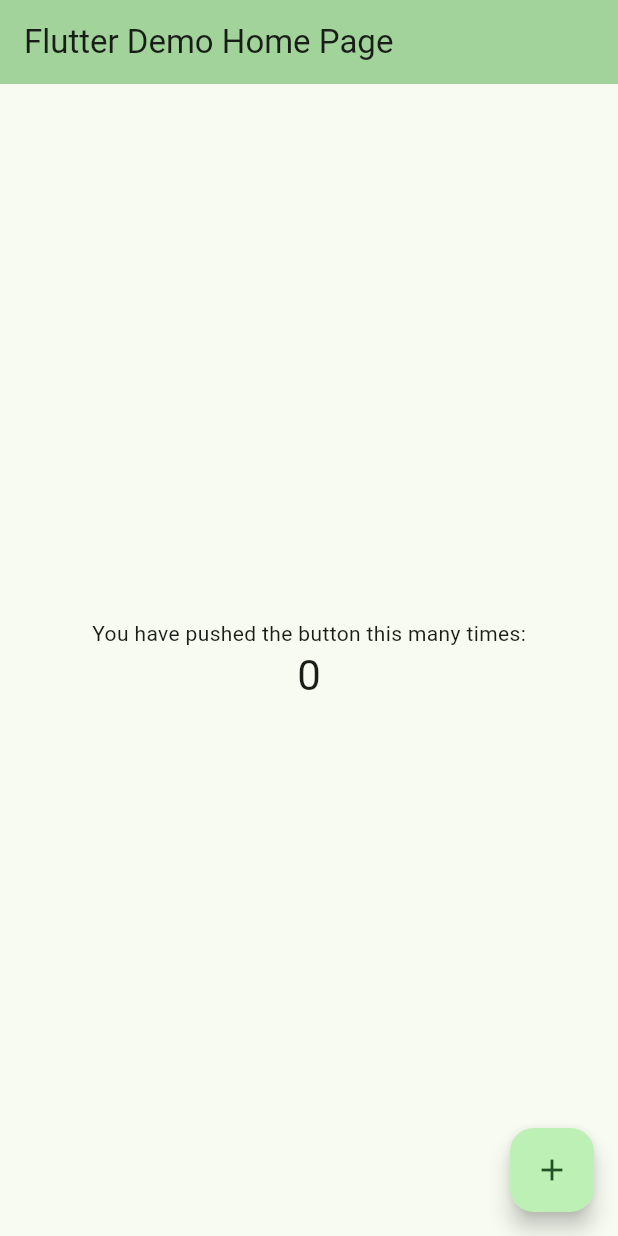
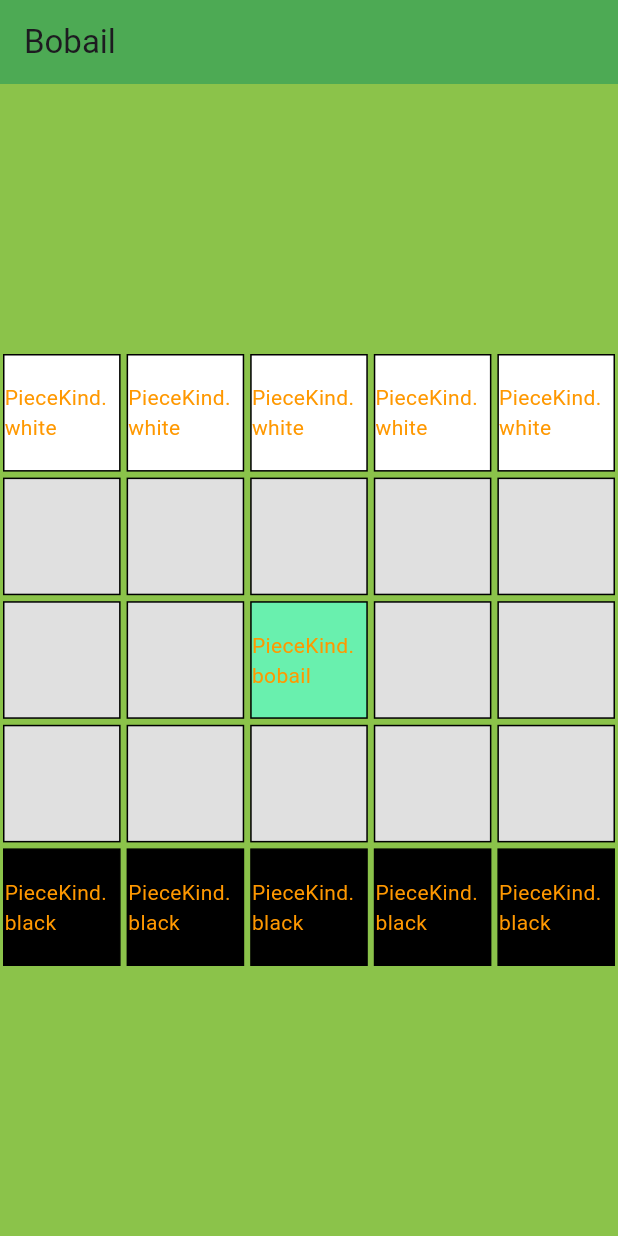
Before and after one commit to francurti/bobail_game, a Flutter app: the screen it shows after launch, on a phone screen of 412 x 824 dp. Run offline on Flutter 3.47's test engine with Material 3 defaults, Android fonts, the phone set to English and light mode, and no system bars.

Commit message:
ui interface first concept

```diff
--- a/lib/main.dart
+++ b/lib/main.dart
@@ -1,122 +1,26 @@
+import 'package:bobail_mobile/ui_interface/board.dart';
 import 'package:flutter/material.dart';
 
 void main() {
-  runApp(const MyApp());
+  runApp(const BobailApp());
 }
 
-class MyApp extends StatelessWidget {
-  const MyApp({super.key});
+class BobailApp extends StatelessWidget {
+  const BobailApp({super.key});
 
-  // This widget is the root of your application.
   @override
   Widget build(BuildContext context) {
     return MaterialApp(
-      title: 'Flutter Demo',
-      theme: ThemeData(
-        // This is the theme of your application.
-        //
-        // TRY THIS: Try running your application with "flutter run". You'll see
-        // the application has a purple toolbar. Then, without quitting the app,
-        // try changing the seedColor in the colorScheme below to Colors.green
-        // and then invoke "hot reload" (save your changes or press the "hot
-        // reload" button in a Flutter-supported IDE, or press "r" if you used
-        // the command line to start the app).
-        //
-        // Notice that the counter didn't reset back to zero; the application
-        // state is not lost during the reload. To reset the state, use hot
-        // restart instead.
-        //
-        // This works for code too, not just values: Most code changes can be
-        // tested with just a hot reload.
-        colorScheme: ColorScheme.fromSeed(seedColor: Colors.green),
+      title: 'Bobail game',
+      home: Scaffold(
+        appBar: AppBar(
+          title: const Text('Bobail'),
+          elevation: 1,
+          backgroundColor: Colors.green,
+        ),
+        body: const Center(child: Board()),
+        backgroundColor: Colors.lightGreen,
       ),
-      home: const MyHomePage(title: 'Flutter Demo Home Page'),
     );
   }
 }
-
-class MyHomePage extends StatefulWidget {
-  const MyHomePage({super.key, required this.title});
-
-  // This widget is the home page of your application. It is stateful, meaning
-  // that it has a State object (defined below) that contains fields that affect
-  // how it looks.
-
-  // This class is the configuration for the state. It holds the values (in this
-  // case the title) provided by the parent (in this case the App widget) and
-  // used by the build method of the State. Fields in a Widget subclass are
-  // always marked "final".
-
-  final String title;
-
-  @override
-  State<MyHomePage> createState() => _MyHomePageState();
-}
-
-class _MyHomePageState extends State<MyHomePage> {
-  int _counter = 0;
-
-  void _incrementCounter() {
-    setState(() {
-      // This call to setState tells the Flutter framework that something has
-      // changed in this State, which causes it to rerun the build method below
-      // so that the display can reflect the updated values. If we changed
-      // _counter without calling setState(), then the build method would not be
-      // called again, and so nothing would appear to happen.
-      _counter++;
-    });
-  }
-
-  @override
-  Widget build(BuildContext context) {
-    // This method is rerun every time setState is called, for instance as done
-    // by the _incrementCounter method above.
-    //
-    // The Flutter framework has been optimized to make rerunning build methods
-    // fast, so that you can just rebuild anything that needs updating rather
-    // than having to individually change instances of widgets.
-    return Scaffold(
-      appBar: AppBar(
-        // TRY THIS: Try changing the color here to a specific color (to
-        // Colors.amber, perhaps?) and trigger a hot reload to see the AppBar
-        // change color while the other colors stay the same.
-        backgroundColor: Theme.of(context).colorScheme.inversePrimary,
-        // Here we take the value from the MyHomePage object that was created by
-        // the App.build method, and use it to set our appbar title.
-        title: Text(widget.title),
-      ),
-      body: Center(
-        // Center is a layout widget. It takes a single child and positions it
-        // in the middle of the parent.
-        child: Column(
-          // Column is also a layout widget. It takes a list of children and
-          // arranges them vertically. By default, it sizes itself to fit its
-          // children horizontally, and tries to be as tall as its parent.
-          //
-          // Column has various properties to control how it sizes itself and
-          // how it positions its children. Here we use mainAxisAlignment to
-          // center the children vertically; the main axis here is the vertical
-          // axis because Columns are vertical (the cross axis would be
-          // horizontal).
-          //
-          // TRY THIS: Invoke "debug painting" (choose the "Toggle Debug Paint"
-          // action in the IDE, or press "p" in the console), to see the
-          // wireframe for each widget.
-          mainAxisAlignment: MainAxisAlignment.center,
-          children: <Widget>[
-            const Text('You have pushed the button this many times:'),
-            Text(
-              '$_counter',
-              style: Theme.of(context).textTheme.headlineMedium,
-            ),
-          ],
-        ),
-      ),
-      floatingActionButton: FloatingActionButton(
-        onPressed: _incrementCounter,
-        tooltip: 'Increment',
-        child: const Icon(Icons.add),
-      ), // This trailing comma makes auto-formatting nicer for build methods.
-    );
-  }
-}
--- /dev/null
+++ b/lib/ui_interface/board.dart
@@ -0,0 +1,55 @@
+import 'package:bobail_mobile/board_model/bobail_game.dart';
+import 'package:flutter/material.dart';
+
+import 'piece.dart';
+
+class Board extends StatefulWidget {
+  const Board({super.key});
+
+  @override
+  State<Board> createState() => _BoardState();
+}
+
+class _BoardState extends State<Board> {
+  late BobailGame _game;
+
+  @override
+  void initState() {
+    super.initState();
+    _game = BobailGame();
+  }
+
+  void _handleTap(int? position) {
+    // For now just log tapped position
+    print('Tapped on $position');
+    if (position != null) {
+      // Example move (P1 moves from 0,0 to 1,1)
+      setState(() {
+        _game.move(0, position, null);
+      });
+    }
+  }
+
+  @override
+  Widget build(BuildContext context) {
+    const int boardSize = 5;
+
+    return AspectRatio(
+      aspectRatio: 1,
+      child: GridView.builder(
+        itemCount: boardSize * boardSize,
+        gridDelegate: const SliverGridDelegateWithFixedCrossAxisCount(
+          crossAxisCount: boardSize,
+        ),
+        itemBuilder: (context, index) {
+          final piece = _game.showBoardState().boardViewModel[index];
+
+          return GestureDetector(
+            onTap: () => _handleTap(index),
+            child: Piece(piece: piece),
+          );
+        },
+      ),
+    );
+  }
+}
--- /dev/null
+++ b/lib/ui_interface/piece.dart
@@ -0,0 +1,39 @@
+import 'package:bobail_mobile/board_model/pieces/piece_kind.dart';
+import 'package:bobail_mobile/board_model/visualization/piece_view_model.dart';
+import 'package:flutter/material.dart';
+
+class Piece extends StatelessWidget {
+  final PieceViewModel? piece;
+  const Piece({super.key, required this.piece});
+
+  @override
+  Widget build(BuildContext context) {
+    final bgColor =
+        piece == null ? Colors.grey[300] : _correctColor(piece!.kind);
+
+    return Container(
+      margin: const EdgeInsets.all(2),
+      decoration: BoxDecoration(
+        border: Border.all(color: Colors.black),
+        color: bgColor,
+      ),
+      child: Center(
+        child: Text(
+          style: TextStyle(color: Colors.orange),
+          piece?.kind.toString() ?? '',
+        ),
+      ),
+    );
+  }
+
+  Color _correctColor(PieceKind piece) {
+    switch (piece) {
+      case PieceKind.bobail:
+        return Colors.greenAccent;
+      case PieceKind.white:
+        return Colors.white;
+      case PieceKind.black:
+        return Colors.black;
+    }
+  }
+}
```
Also changed, not shown: lib/board_model/visualization/move_preview_service.dart (deleted), 1 other file.
